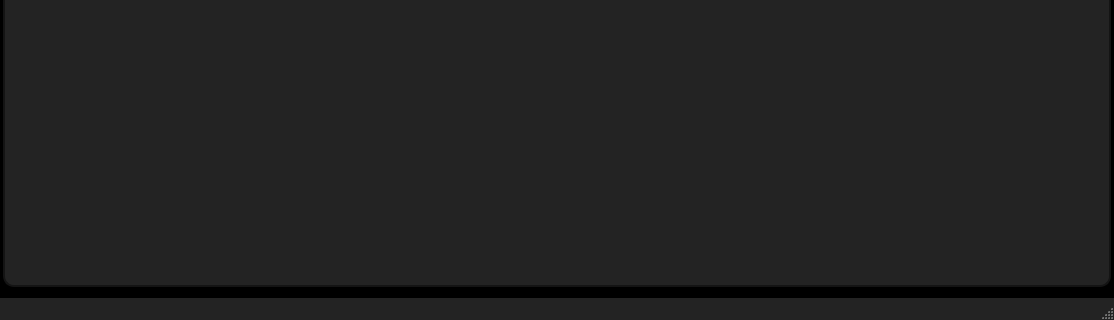
Above: mainwindow.ui from RStravinsky/GuestRegistration before the change; both pictures show x 0 to 1114 and y 480 to 800 of the 1114 by 800 pixel window. Below: the same form after it.
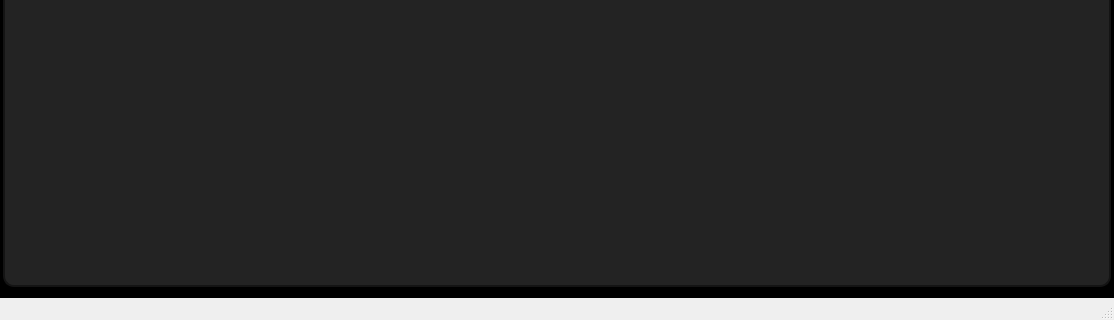
That is the form after the change. Icons and pictures are not drawn.

Patch:
```diff
--- a/mainwindow.ui
+++ b/mainwindow.ui
@@ -24,17 +24,7 @@
     <normaloff>:/images/images/icon.ico</normaloff>:/images/images/icon.ico</iconset>
   </property>
   <property name="styleSheet">
-   <string notr="true">#MainWindow {background-color: rgb(35,35,35);}
-
-
-
-
-
-
-
-
-
-</string>
+   <string notr="true"/>
   </property>
   <widget class="QWidget" name="centralWidget">
    <property name="styleSheet">
```
Left out of the diff: 64 changed lines with no effect on the pictures.
